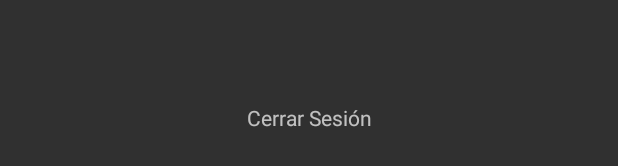
After one commit to matias-norambuena/wildrunning, an Android app built with Jetpack Compose: the layout activity_main.xml on its own in the app's theme, with its tools: preview values and no code run, on a phone screen of 412 x 824 dp. The commit adds this screen. Shown: the part 501-667 px from the top of the screen. Run offline under Robolectric (Android 15) with nearby library versions, the phone set to English and light mode, and no system bars.

Commit message:
se agrega inicio de sesión con google y toolbar

```diff
--- a/app/build.gradle.kts
+++ b/app/build.gradle.kts
@@ -66,6 +66,7 @@ dependencies {
     implementation("com.google.android.material:material:1.11.0")
     implementation("androidx.constraintlayout:constraintlayout:2.1.4")
     implementation("com.google.firebase:firebase-auth-ktx:22.3.1")
+    implementation("com.google.android.gms:play-services-auth:21.0.0")
     testImplementation("junit:junit:4.13.2")
     androidTestImplementation("androidx.test.ext:junit:1.1.5")
     androidTestImplementation("androidx.test.espresso:espresso-core:3.5.1")
--- a/app/src/main/res/layout/activity_login.xml
+++ b/app/src/main/res/layout/activity_login.xml
@@ -43,7 +43,7 @@
          />
 
     <TextView
-        android:id="@+id/btnLogin"
+        android:id="@+id/tvLogin"
         style="@style/viewCustom"
         android:background="@color/green"
         android:gravity="center_horizontal"
@@ -105,6 +105,7 @@
         android:textSize="20sp"
         android:paddingLeft="30dp"
         android:drawablePadding="10dp"
+        android:onClick="callSignInGoogle"
         />
     <Button
         android:id="@+id/btSignFacebook"
--- /dev/null
+++ b/app/src/main/res/layout/activity_main.xml
@@ -0,0 +1,17 @@
+<?xml version="1.0" encoding="utf-8"?>
+<androidx.constraintlayout.widget.ConstraintLayout xmlns:android="http://schemas.android.com/apk/res/android"
+    android:layout_width="match_parent"
+    android:layout_height="match_parent"
+    xmlns:app="http://schemas.android.com/apk/res-auto">
+
+    <TextView
+        android:layout_width="wrap_content"
+        android:layout_height="wrap_content"
+        android:text="Cerrar Sesión"
+        app:layout_constraintBottom_toBottomOf="parent"
+        app:layout_constraintLeft_toLeftOf="parent"
+        app:layout_constraintRight_toRightOf="parent"
+        app:layout_constraintTop_toTopOf="parent"
+        android:onClick="callSignOff"/>
+
+</androidx.constraintlayout.widget.ConstraintLayout>
--- a/app/src/main/res/values/strings.xml
+++ b/app/src/main/res/values/strings.xml
@@ -10,10 +10,11 @@
     <string name="terms">términos y condiciones de uso.</string>
     <string name="empty_email">Introduce un email</string>
     <string name="invalid_email">mmm parece que el email está mal escrito</string>
-    <string name="google">GOOGLE</string>
+    <string name="google">INICIAR SESION</string>
     <string name="facebook">FACEBOOK</string>
     <string name="bar_title_terms">Términos y Condiciones de Uso</string>
     <string name="terms1">By downloading, installing, or otherwise using WildRunning, you hereby consent to these Terms and Conditions and agree to abide by them. If you do not agree to these Terms and Conditions, please do not use our mobile application. Additionally, by using our mobile application, you consent to the collection and use of your information as outlined in our Privacy Policy.</string>
     <string name="terms2">WildRunning is designed to provide sport tracking. You agree to use the mobile application only for lawful purposes and in a manner consistent with all applicable laws and regulations. You are prohibited from using the mobile application in any way that could damage, disable, overburden, or impair our servers or networks, or interfere with any other party\'s use and enjoyment of the mobile application.</string>
     <string name="terms3">In no event shall WildRunning, nor any of its officers, directors, and employees, be liable to you for anything arising out of or in any way connected with your use of WildRunning, whether such liability is under contract, tort, or otherwise, and WildRunning, including its officers, directors, and employees, shall not be liable for any indirect, consequential, or special liability arising out of or in any way related to your use of this mobile application.</string>
+    <string name="bar_title">WildRunning</string>
 </resources>
```
Also changed, not shown: app/src/main/java/com/matiasdev/wildrunning/LoginActivity.kt (+68 -0 lines), app/src/main/java/com/matiasdev/wildrunning/MainActivity.kt (+12 -27 lines), app/src/main/java/com/matiasdev/wildrunning/ValidateEmail.kt (added, +18 -0 lines), app/src/main/res/layout/app_bar_main.xml (added, +23 -0 lines), 1 other file.
